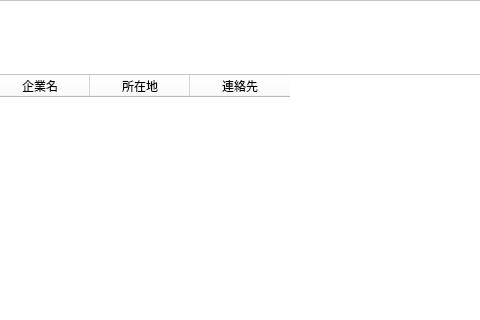
Qt form design/adminFirm.ui (kokimame/e-navi) before a commit; both pictures show x 126 to 606 and y 0 to 320 of the 721 by 910 pixel window.
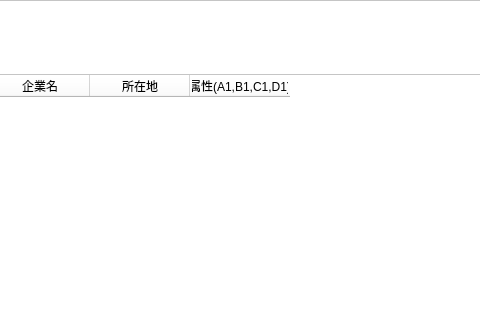
The same form after that commit. Icons and pictures are not drawn.

Commit message: Added spin boxes for attribute editing

The edit to the form file:
```diff
--- a/design/adminFirm.ui
+++ b/design/adminFirm.ui
@@ -117,7 +117,7 @@
          </column>
          <column>
           <property name="text">
-           <string>連絡先</string>
+           <string>属性(A1,B1,C1,D1)</string>
           </property>
          </column>
         </widget>
```
The commit also changes 2 other files.
